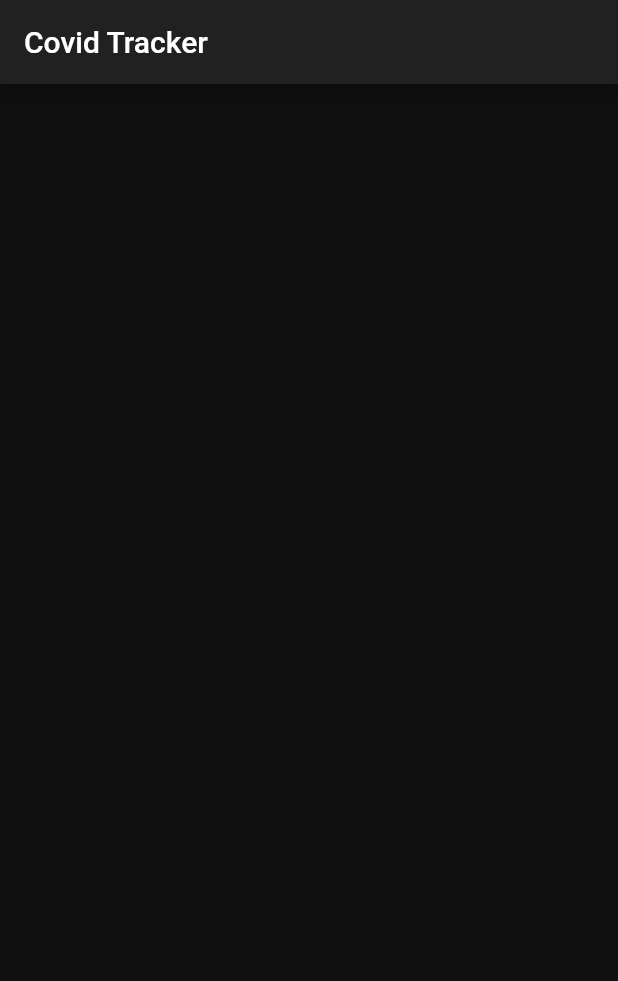
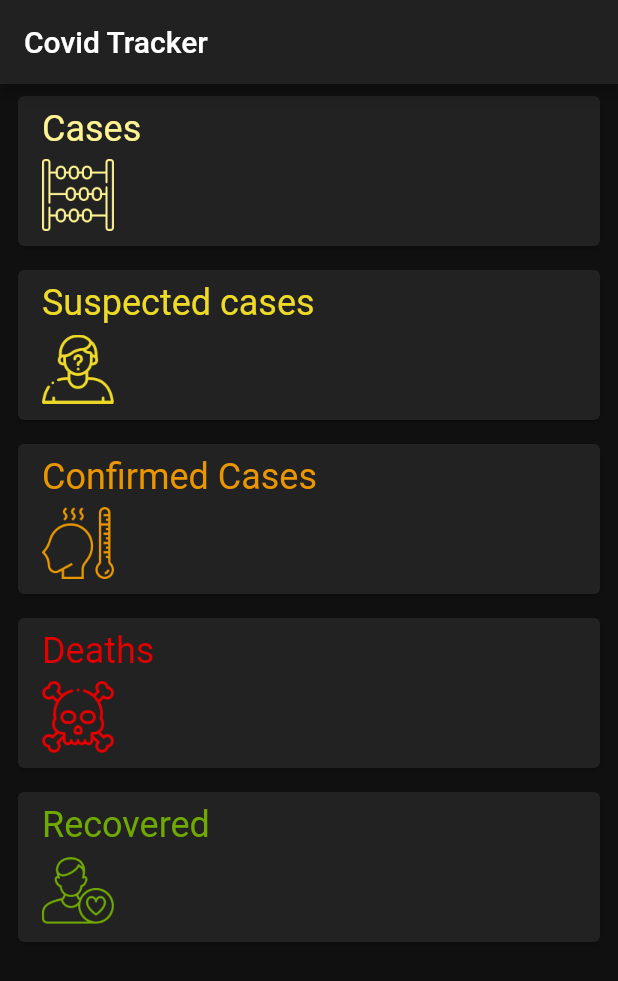
Before and after one commit to KagisoMashigo/corona_virus_rest_api_flutter_course, a Flutter app: the screen it shows after launch, on a phone screen of 412 x 824 dp. Shown: the top 981 px of the screen. Run offline on Flutter 3.47's test engine with Material 2 defaults, Android fonts, the phone set to English and light mode, and no system bars; network calls fail.

Commit message:
being work on UI

```diff
--- /dev/null
+++ b/lib/app/repositories/endpoints_data.dart
@@ -0,0 +1,17 @@
+import 'package:corona_virus_rest_api_flutter_course/app/services/api.dart';
+import 'package:flutter/foundation.dart';
+
+class EndpointsData {
+  EndpointsData({@required this.values});
+  final Map<Endpoint, int> values;
+  int get cases => values[Endpoint.cases];
+  int get casesConfirmed => values[Endpoint.cases];
+  int get casesSuspected => values[Endpoint.cases];
+  int get deaths => values[Endpoint.cases];
+  int get recovered => values[Endpoint.cases];
+
+  @override
+  String toString() {
+    'cases: $cases, confirmed: $casesConfirmed, suspected: $casesSuspected, deaths: $deaths, recovered: $recovered';
+  }
+}
--- a/lib/app/ui/dashboard.dart
+++ b/lib/app/ui/dashboard.dart
@@ -1,4 +1,9 @@
+import 'package:corona_virus_rest_api_flutter_course/app/repositories/data_repository.dart';
+import 'package:corona_virus_rest_api_flutter_course/app/repositories/endpoints_data.dart';
+import 'package:corona_virus_rest_api_flutter_course/app/services/api.dart';
+import 'package:corona_virus_rest_api_flutter_course/app/ui/endpoint_card.dart';
 import 'package:flutter/material.dart';
+import 'package:provider/provider.dart';
 
 class Dashboard extends StatefulWidget {
   @override
@@ -6,12 +11,40 @@ class Dashboard extends StatefulWidget {
 }
 
 class _DashboardState extends State<Dashboard> {
+  EndpointsData _endpointsData;
+
+  @override
+  void initState() {
+    super.initState();
+    _updateData();
+  }
+
+  Future<void> _updateData() async {
+    final dataRepository = Provider.of<DataRepository>(context, listen: false);
+    final cases = await dataRepository.getAllEndpointsData();
+    setState(() => _endpointsData = cases);
+  }
+
   @override
   Widget build(BuildContext context) {
     return Scaffold(
       appBar: AppBar(
         title: Text('Covid Tracker'),
       ),
+      body: RefreshIndicator(
+        onRefresh: _updateData,
+        child: ListView(
+          children: <Widget>[
+            for (var endpoint in Endpoint.values)
+              EndpointCard(
+                endpoint: endpoint,
+                value: _endpointsData != null
+                    ? _endpointsData.values[endpoint]
+                    : null,
+              )
+          ],
+        ),
+      ),
     );
   }
 }
--- /dev/null
+++ b/lib/app/ui/endpoint_card.dart
@@ -0,0 +1,74 @@
+import 'package:corona_virus_rest_api_flutter_course/app/services/api.dart';
+import 'package:flutter/material.dart';
+
+class EndPointCardData {
+  EndPointCardData(this.color, this.assetName, this.title);
+  final Color color;
+  final String assetName;
+  final String title;
+}
+
+class EndpointCard extends StatelessWidget {
+  const EndpointCard({Key key, this.endpoint, this.value}) : super(key: key);
+  final Endpoint endpoint;
+  final int value;
+
+  static Map<Endpoint, EndPointCardData> _cardsData = {
+    Endpoint.cases:
+        EndPointCardData(Color(0xFFFFF492), 'assets/count.png', 'Cases'),
+    Endpoint.casesSuspected: EndPointCardData(
+        Color(0xFFEEDA28), 'assets/suspect.png', 'Suspected cases'),
+    Endpoint.casesConfirmed: EndPointCardData(
+        Color(0xFFE99600), 'assets/fever.png', 'Confirmed Cases'),
+    Endpoint.deaths:
+        EndPointCardData(Color(0xFFE40000), 'assets/death.png', 'Deaths'),
+    Endpoint.recovered:
+        EndPointCardData(Color(0xFF70A901), 'assets/patient.png', 'Recovered'),
+  };
+
+  @override
+  Widget build(BuildContext context) {
+    final cardData = _cardsData[endpoint];
+    return Padding(
+      padding: const EdgeInsets.symmetric(horizontal: 8.0, vertical: 4.0),
+      child: Card(
+        child: Padding(
+          padding: const EdgeInsets.symmetric(horizontal: 16.0, vertical: 8.0),
+          child: Column(
+            crossAxisAlignment: CrossAxisAlignment.start,
+            children: [
+              Text(
+                cardData.title,
+                style: Theme.of(context)
+                    .textTheme
+                    .headline5
+                    .copyWith(color: cardData.color),
+              ),
+              SizedBox(height: 4),
+              SizedBox(
+                height: 52,
+                child: Row(
+                  crossAxisAlignment: CrossAxisAlignment.center,
+                  mainAxisAlignment: MainAxisAlignment.spaceBetween,
+                  children: <Widget>[
+                    Image.asset(
+                      cardData.assetName,
+                      color: cardData.color,
+                    ),
+                    Text(
+                      value != null ? value.toString() : '',
+                      style: Theme.of(context).textTheme.headline4.copyWith(
+                            color: cardData.color,
+                            fontWeight: FontWeight.w500,
+                          ),
+                    )
+                  ],
+                ),
+              ),
+            ],
+          ),
+        ),
+      ),
+    );
+  }
+}
--- a/pubspec.yaml
+++ b/pubspec.yaml
@@ -41,8 +41,9 @@ flutter:
   # the material Icons class.
   uses-material-design: true
   # To add assets to your application, add an assets section, like this:
-  # assets:
-  #   - images/a_dot_burr.jpeg
+  assets:
+    - assets/
+  # - images/a_dot_burr.jpeg
   #   - images/a_dot_ham.jpeg
   # An image asset can refer to one or more resolution-specific "variants", see
   # https://flutter.dev/assets-and-images/#resolution-aware.
```
Also changed, not shown: lib/app/repositories/data_repository.dart (+42 -7 lines), assets/2.0x/count.png (added), assets/2.0x/death.png (added), assets/2.0x/fever.png (added), assets/2.0x/patient.png (added), assets/2.0x/suspect.png (added), assets/3.0x/count.png (added), assets/3.0x/death.png (added), assets/3.0x/fever.png (added), assets/3.0x/patient.png (added), assets/3.0x/suspect.png (added), assets/count.png (added), assets/death.png (added), assets/fever.png (added), 2 more files.
